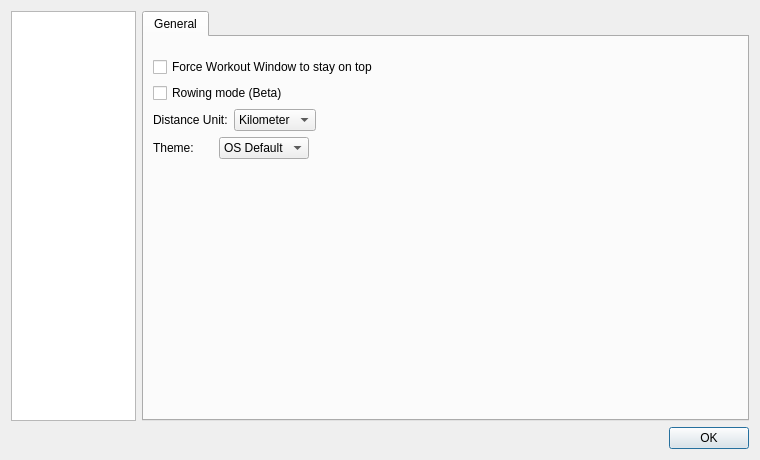
Above: src/ui/dialogmainwindowconfig.ui from MaximumTrainer/MaximumTrainer_Redux before the change. Below: the same form after it.
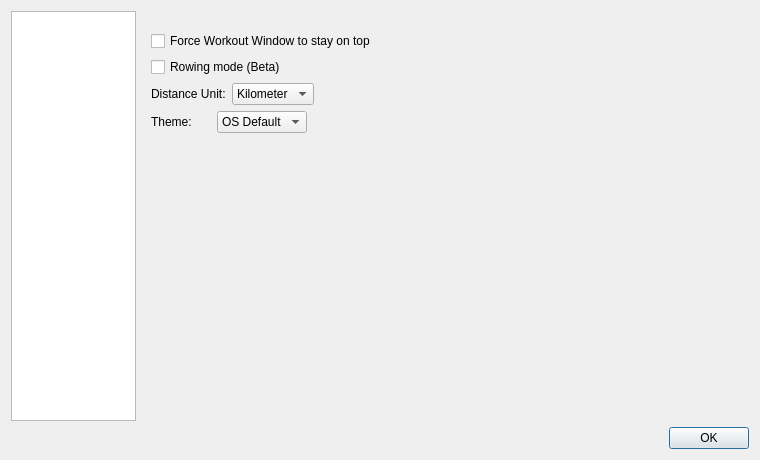
That is the form after the change. Custom widgets are drawn as their Qt base class.

Commit message:
ui: explain Studio Mode when it is off; drop the lone Preferences tab
With Studio Mode off the Studio page showed only a switch; it now says what
the mode does. Preferences > General wrapped its content in a single
'General' tab, now unwrapped like the other pages.

What changed in the file:
```diff
--- a/src/ui/dialogmainwindowconfig.ui
+++ b/src/ui/dialogmainwindowconfig.ui
@@ -74,14 +74,7 @@
         <number>0</number>
        </property>
        <item>
-        <widget class="QTabWidget" name="tabWidget_4">
-         <property name="currentIndex">
-          <number>0</number>
-         </property>
          <widget class="QWidget" name="tab_3">
-          <attribute name="title">
-           <string>General</string>
-          </attribute>
           <layout class="QVBoxLayout" name="verticalLayout_7">
            <property name="topMargin">
             <number>20</number>
@@ -250,7 +243,6 @@
             </spacer>
            </item>
           </layout>
-         </widget>
         </widget>
        </item>
       </layout>
```
Lines whose indentation alone changed are shown as unchanged. The commit also changes 2 other files.
